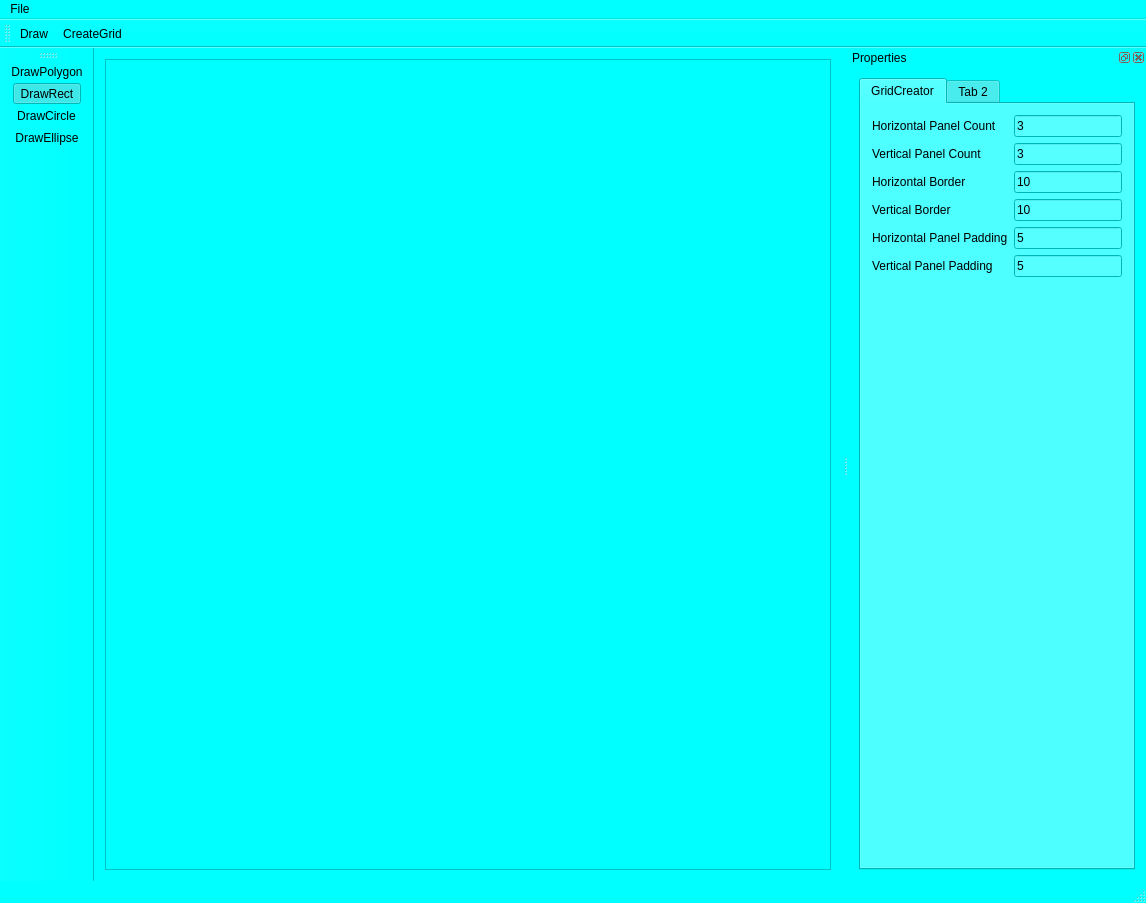
The window that DCR/DCR/DigitalComicReader.ui (dallas1287/ECR) describes before a commit, drawn with Qt 5.
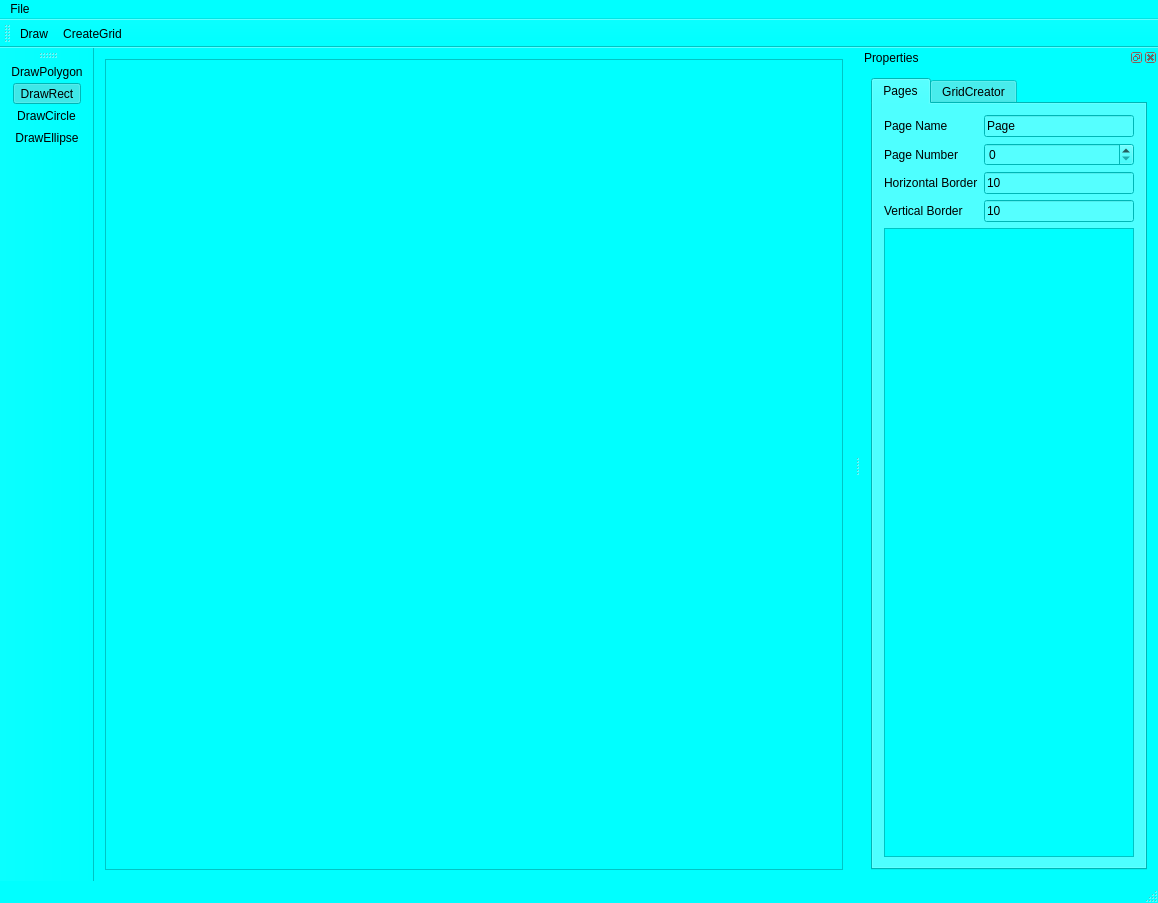
The same window after the commit. Icons and pictures are not drawn.

The edit to the form file:
```diff
--- a/DCR/DCR/DigitalComicReader.ui
+++ b/DCR/DCR/DigitalComicReader.ui
@@ -6,7 +6,7 @@
    <rect>
     <x>0</x>
     <y>0</y>
-    <width>1146</width>
+    <width>1158</width>
     <height>903</height>
    </rect>
   </property>
@@ -488,7 +488,7 @@
         <rect>
          <x>0</x>
          <y>0</y>
-         <width>804</width>
+         <width>816</width>
          <height>806</height>
         </rect>
        </property>
@@ -508,7 +508,7 @@
     <rect>
      <x>0</x>
      <y>0</y>
-     <width>1146</width>
+     <width>1158</width>
      <height>22</height>
     </rect>
    </property>
@@ -549,6 +549,12 @@
    <addaction name="actionDrawEllipse"/>
   </widget>
   <widget class="QDockWidget" name="dockPropsWidget">
+   <property name="sizePolicy">
+    <sizepolicy hsizetype="Expanding" vsizetype="Expanding">
+     <horstretch>0</horstretch>
+     <verstretch>0</verstretch>
+    </sizepolicy>
+   </property>
    <property name="features">
     <set>QDockWidget::AllDockWidgetFeatures</set>
    </property>
@@ -568,6 +574,131 @@
     <layout class="QFormLayout" name="formLayout">
      <item row="0" column="0" colspan="2">
       <widget class="QTabWidget" name="tabWidget">
+       <property name="currentIndex">
+        <number>0</number>
+       </property>
+       <widget class="QWidget" name="pagesTab">
+        <property name="sizePolicy">
+         <sizepolicy hsizetype="Expanding" vsizetype="Expanding">
+          <horstretch>0</horstretch>
+          <verstretch>0</verstretch>
+         </sizepolicy>
+        </property>
+        <attribute name="title">
+         <string>Pages</string>
+        </attribute>
+        <layout class="QVBoxLayout" name="verticalLayout">
+         <item>
+          <layout class="QFormLayout" name="formLayoutBorders">
+           <item row="0" column="0">
+            <widget class="QLabel" name="labelPageName">
+             <property name="text">
+              <string>Page Name</string>
+             </property>
+            </widget>
+           </item>
+           <item row="0" column="1">
+            <widget class="QLineEdit" name="lePageName">
+             <property name="toolTip">
+              <string>Enter Value from -1 to 10000</string>
+             </property>
+             <property name="text">
+              <string>Page</string>
+             </property>
+             <property name="placeholderText">
+              <string>Enter Value from -1 to 10000</string>
+             </property>
+            </widget>
+           </item>
+           <item row="1" column="0">
+            <widget class="QLabel" name="labelPageNumber">
+             <property name="text">
+              <string>Page Number</string>
+             </property>
+            </widget>
+           </item>
+           <item row="1" column="1">
+            <widget class="QSpinBox" name="spinBoxPageNum"/>
+           </item>
+           <item row="2" column="0">
+            <widget class="QLabel" name="labelBH">
+             <property name="sizePolicy">
+              <sizepolicy hsizetype="Expanding" vsizetype="Preferred">
+               <horstretch>0</horstretch>
+               <verstretch>0</verstretch>
+              </sizepolicy>
+             </property>
+             <property name="text">
+              <string>Horizontal Border</string>
+             </property>
+            </widget>
+           </item>
+           <item row="2" column="1">
+            <widget class="QLineEdit" name="leBH">
+             <property name="toolTip">
+              <string>Enter Value from -1 to 10000</string>
+             </property>
+             <property name="text">
+              <string>10</string>
+             </property>
+             <property name="placeholderText">
+              <string>Enter Value from -1 to 10000</string>
+             </property>
+            </widget>
+           </item>
+           <item row="3" column="0">
+            <widget class="QLabel" name="labelBV">
+             <property name="sizePolicy">
+              <sizepolicy hsizetype="Expanding" vsizetype="Preferred">
+               <horstretch>0</horstretch>
+               <verstretch>0</verstretch>
+              </sizepolicy>
+             </property>
+             <property name="text">
+              <string>Vertical Border</string>
+             </property>
+            </widget>
+           </item>
+           <item row="3" column="1">
+            <widget class="QLineEdit" name="leBV">
+             <property name="toolTip">
+              <string>Enter Value from -1 to 10000</string>
+             </property>
+             <property name="text">
+              <string>10</string>
+             </property>
+             <property name="placeholderText">
+              <string>Enter Value from -1 to 10000</string>
+             </property>
+            </widget>
+           </item>
+          </layout>
+         </item>
+         <item>
+          <widget class="QScrollArea" name="scrollAreaPages">
+           <property name="horizontalScrollBarPolicy">
+            <enum>Qt::ScrollBarAlwaysOff</enum>
+           </property>
+           <property name="widgetResizable">
+            <bool>true</bool>
+           </property>
+           <property name="alignment">
+            <set>Qt::AlignLeading|Qt::AlignLeft|Qt::AlignTop</set>
+           </property>
+           <widget class="QWidget" name="scrollAreaWidgetContents_2">
+            <property name="geometry">
+             <rect>
+              <x>0</x>
+              <y>0</y>
+              <width>239</width>
+              <height>638</height>
+             </rect>
+            </property>
+           </widget>
+          </widget>
+         </item>
+        </layout>
+       </widget>
        <widget class="QWidget" name="gcTab">
         <attribute name="title">
          <string>GridCreator</string>
@@ -683,11 +814,6 @@
          </item>
         </layout>
        </widget>
-       <widget class="QWidget" name="tab_2">
-        <attribute name="title">
-         <string>Tab 2</string>
-        </attribute>
-       </widget>
       </widget>
      </item>
     </layout>
```
